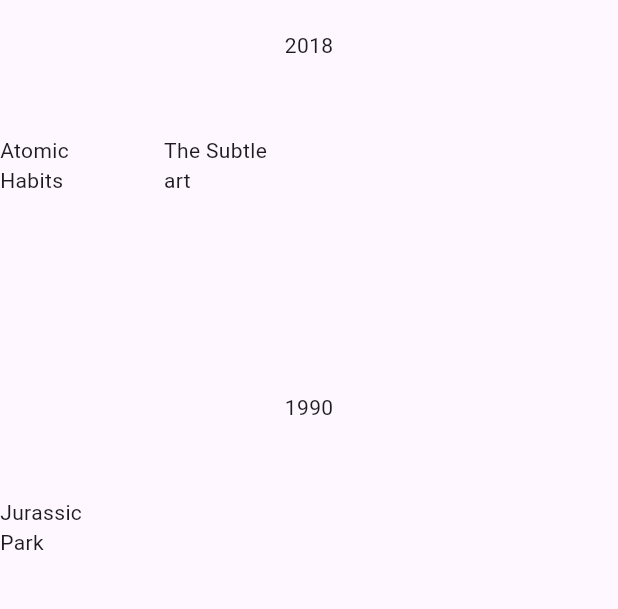
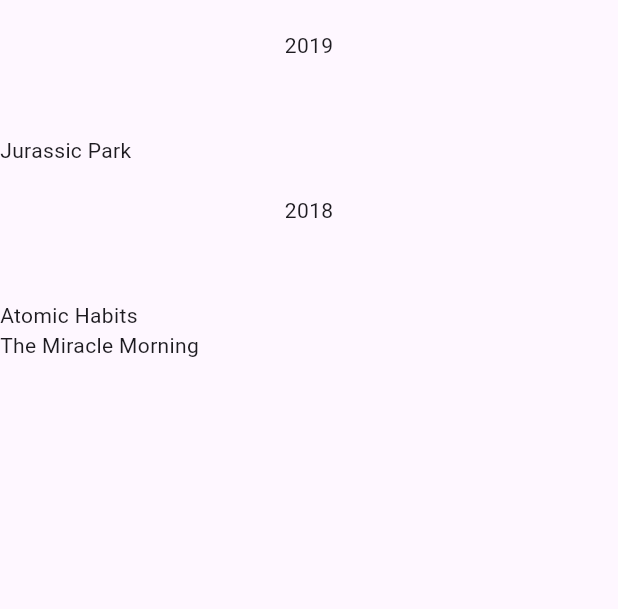
Before and after one commit to ziadhassan7/z_grouped_list, a Flutter app: the screen it shows after launch, on a phone screen of 412 x 824 dp, the part 84-693 px from its top. Run offline on Flutter 3.47's test engine with Material 3 defaults, Android fonts, the phone set to English and light mode, and no system bars.

Commit message:
initial commit

```diff
--- a/example/lib/main.dart
+++ b/example/lib/example.dart
@@ -30,11 +30,10 @@ class HomePage extends StatefulWidget {
 }
 
 class _HomePageState extends State<HomePage> {
-
   final List<Map<String, dynamic>> books =[
     {"name": "Atomic Habits" , "year": 2018},
-    {"name": "The Subtle art" , "year": 2018},
-    {"name": "Jurassic Park" , "year": 1990},
+    {"name": "The Miracle Morning" , "year": 2018},
+    {"name": "Jurassic Park" , "year": 2019},
   ];
 
 
@@ -51,27 +50,24 @@ class _HomePageState extends State<HomePage> {
       body: Column(
         children: [
 
-        ZGroupedList.grid(
-        shrinkWrap: true,
-        crossAxisCount: 3,
+          Expanded(
+            child: ZGroupedList(
+              // All items list
               items: books,
+              // What element should you sort by?
               sortBy: (item){
                 int year = item['year'];
                 return year;
               },
+              // Item widget
               itemBuilder: (context, item){
                 String? name = item['name'];
                 return Text(name ?? "empty");
               },
+              // Group separator widget
               groupSeparatorBuilder: (year) {
                 return Text(year.toString(),);
-        },
-
-        gridDelegate: const SliverGridDelegateWithMaxCrossAxisExtent(
-            maxCrossAxisExtent: 80,
-            childAspectRatio: 5 / 9,
-            crossAxisSpacing: 25,
-            mainAxisSpacing: 15),
+              }, ),
           )],
       ),
 
--- /dev/null
+++ b/example/lib/example_grid_list.dart
@@ -0,0 +1,88 @@
+import 'package:flutter/material.dart';
+import 'package:z_grouped_list/z_grouped_list.dart';
+
+void main() {
+  runApp(const MyApp());
+}
+
+class MyApp extends StatelessWidget {
+  const MyApp({super.key});
+
+  // This widget is the root of your application.
+  @override
+  Widget build(BuildContext context) {
+    return MaterialApp(
+      title: 'Flutter Demo',
+      theme: ThemeData(
+        colorScheme: ColorScheme.fromSeed(seedColor: Colors.deepPurple),
+        useMaterial3: true,
+      ),
+      home: const HomePage(),
+    );
+  }
+}
+
+class HomePage extends StatefulWidget {
+  const HomePage({super.key,});
+
+  @override
+  State<HomePage> createState() => _HomePageState();
+}
+
+class _HomePageState extends State<HomePage> {
+
+  final List<Map<String, dynamic>> books =[
+    {"name": "Atomic Habits" , "year": 2018},
+    {"name": "The Miracle Morning" , "year": 2018},
+    {"name": "Jurassic Park" , "year": 1990},
+  ];
+
+
+  @override
+  Widget build(BuildContext context) {
+
+    return Scaffold(
+      appBar: AppBar(
+        backgroundColor: Theme.of(context).colorScheme.inversePrimary,
+        title: const Text("Grouped List"),
+      ),
+
+
+      body: Column(
+        children: [
+
+          Expanded(
+            child: ZGroupedList.grid(
+              // Show 3 items horizontally
+              crossAxisCount: 3,
+
+              // All items list
+              items: books,
+              // What element should you sort by?
+              sortBy: (item){
+                int year = item['year'];
+                return year;
+              },
+              // Item widget
+              itemBuilder: (context, item){
+                String? name = item['name'];
+                return Text(name ?? "empty");
+              },
+              // Group separator widget
+              groupSeparatorBuilder: (year) {
+                return Text(year.toString(),);
+              },
+
+              // Custom grid delegate (optional)
+              gridDelegate: const SliverGridDelegateWithMaxCrossAxisExtent(
+                  maxCrossAxisExtent: 80,
+                  childAspectRatio: 5 / 9,
+                  crossAxisSpacing: 25,
+                  mainAxisSpacing: 15),
+            ),
+          )],
+      ),
+
+    );
+  }
+}
--- a/example/pubspec.yaml
+++ b/example/pubspec.yaml
@@ -35,7 +35,7 @@ dependencies:
   # The following adds the Cupertino Icons font to your application.
   # Use with the CupertinoIcons class for iOS style icons.
   cupertino_icons: ^1.0.2
-  z_grouped_list: ^1.0.1
+  z_grouped_list: ^1.0.4
 
 dev_dependencies:
   flutter_test:
--- a/lib/z_grouped_list.dart
+++ b/lib/z_grouped_list.dart
@@ -5,21 +5,43 @@ import 'package:flutter/material.dart';
 //ignore: must_be_immutable
 class ZGroupedList<T, E> extends StatelessWidget {
 
+  /// your data list
+  final List<T> items;
+  /// pass in the item you need to sort by
+  /// example: fetch the year integer of your data , and return this integer
+  final E Function(T) sortBy;
+  /// item widget
+  final Widget Function(BuildContext, T) itemBuilder;
+  /// group separator widget
+  final Widget Function(E) groupSeparatorBuilder;
+  /// how much items horizontally in a grid
+  int? crossAxisCount;
+  /// pass in a custom gridDelegate
+  SliverGridDelegate? gridDelegate;
+  /// is your data organized in a descending order
+  /// true by default
+  bool descendingOrder;
+
+  late bool _isGrid;
+  static final List _sortHeaders = [];
+
+
   ///Normal List View
   ZGroupedList(
       {Key? key,
-        required this.shrinkWrap,
         required this.items,
         required this.sortBy,
         required this.itemBuilder,
         required this.groupSeparatorBuilder,
         this.descendingOrder = true})
-      : super(key: key);
+      : super(key: key) {
+
+    _isGrid = false;
+  }
 
   /// Grid List
   ZGroupedList.grid(
       {Key? key,
-        required this.shrinkWrap,
         required this.items,
         required this.sortBy,
         required this.itemBuilder,
@@ -30,19 +52,9 @@ class ZGroupedList<T, E> extends StatelessWidget {
       })
       : super(key: key) {
 
+    _isGrid = true;
     assert(crossAxisCount != null || gridDelegate != null);
   }
-
-  final bool shrinkWrap;
-  final List<T> items;
-  final E Function(T) sortBy;
-  final Widget Function(BuildContext, T) itemBuilder;
-  final Widget Function(E) groupSeparatorBuilder;
-  int? crossAxisCount;
-  SliverGridDelegate? gridDelegate;
-  bool descendingOrder;
-
-  static final List _sortHeaders = [];
 
   @override
   Widget build(BuildContext context) {
@@ -55,7 +67,8 @@ class ZGroupedList<T, E> extends StatelessWidget {
 
   /// Main Widget - (Header & Group)
   Widget groupWidget(BuildContext context){
-    return Column(
+    return SingleChildScrollView(
+      child: Column(
         children: [
 
           for(var header in _sortHeaders)
@@ -67,15 +80,36 @@ class ZGroupedList<T, E> extends StatelessWidget {
                   child: groupSeparatorBuilder(header),
                 ),
                 //group
-              sliverList(getGroupByHeader(header)),
+                _isGrid
+                    ? sliverList(getGroupByHeader(header))
+                    : normalList(getGroupByHeader(header)),
               ],
             ),
 
         ],
+      ),
     );
 
   }
 
+
+  // Your Group Widget
+  Widget normalList(List currentGroup){
+    return Padding(
+        padding: const EdgeInsets.only(top: 30),
+
+        child: ListView.builder(
+            shrinkWrap: true,
+            physics: const NeverScrollableScrollPhysics(),
+            // use count of group items
+            itemCount: currentGroup.length,
+            itemBuilder: (context, index) {
+              return itemBuilder(context, currentGroup[index]);
+            }
+        )
+
+    );
+  }
 
   // Your Group Widget
   Widget sliverList(List currentGroup){
--- a/pubspec.yaml
+++ b/pubspec.yaml
@@ -1,6 +1,6 @@
 name: z_grouped_list
 description: A custom list that separates data into groups with specific index.
-version: 1.0.1
+version: 1.0.4
 homepage: https://github.com/ziadhassan7/z_grouped_list
 
 environment:
```
Also changed, not shown: example/pubspec.lock, 2 other files. Lines whose indentation alone changed are shown as unchanged.
